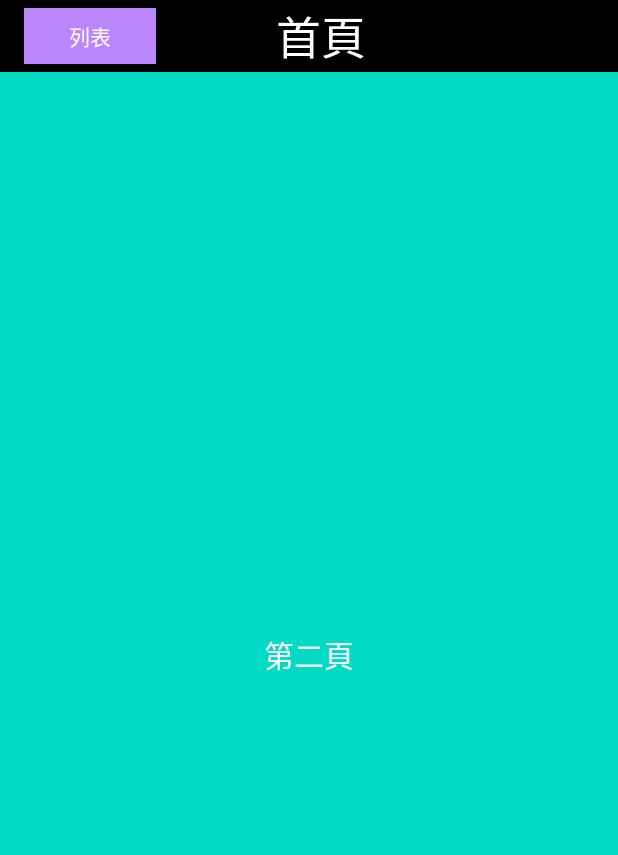
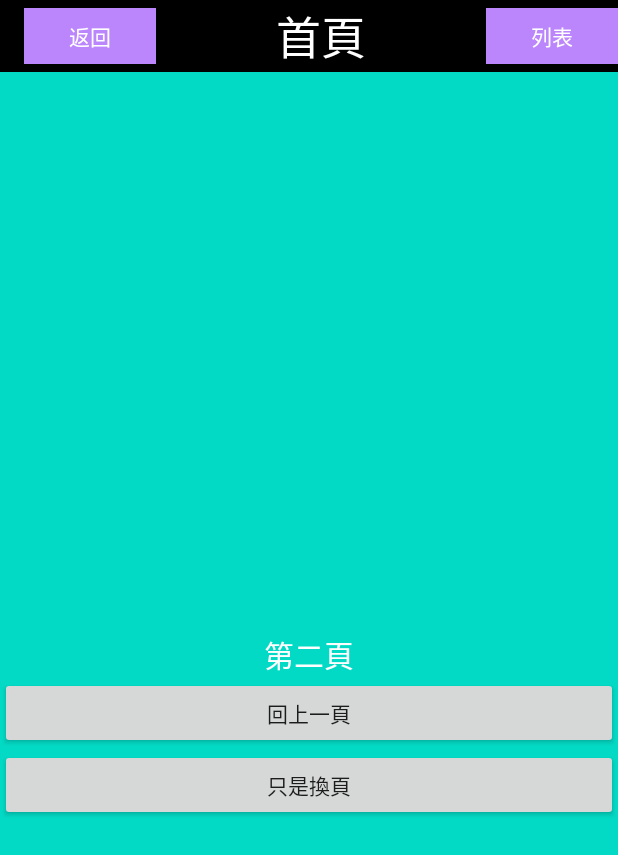
Before and after one commit to JasonKotlin/JasonKotlinExercise, an Android app: the fragment ClickExerciseFragment placed in its activity, on a phone screen of 412 x 824 dp. Shown: the top 855 px of the screen. Run offline under Robolectric (Android 15) with nearby library versions, the phone set to English and light mode, and no system bars; our stand-ins replace data binding.

Commit message:
1. ToolBar修改 2. 新增一些 color 在 xml 裡 3. 切換 fragment 時，多判斷是不是要做 pop 動作 4. 修正程式開起來後，按返回還會看到白畫面問題

```diff
--- a/app/src/main/java/com/example/jasonkotlin/MainActivity.kt
+++ b/app/src/main/java/com/example/jasonkotlin/MainActivity.kt
@@ -13,7 +13,7 @@ import com.example.jasonkotlin.view.HomeFragment
 class MainActivity : BaseActivity() {
     override fun onCreate(savedInstanceState: Bundle?) {
         super.onCreate(savedInstanceState)
-        transactionFragment(HomeFragment(),false)
+        transactionFragment(HomeFragment(),false, isPop = false)
     }
 
     fun progressbarClick(view: View) {
--- a/app/src/main/java/com/example/jasonkotlin/baseclass/BaseActivity.kt
+++ b/app/src/main/java/com/example/jasonkotlin/baseclass/BaseActivity.kt
@@ -3,14 +3,34 @@ package com.example.jasonkotlin.baseclass
 import android.content.Context
 import android.os.Bundle
 import android.util.AttributeSet
+import android.util.Log
 import android.view.View
+import androidx.activity.viewModels
 import androidx.appcompat.app.AppCompatActivity
+import androidx.databinding.DataBindingUtil
 import com.example.jasonkotlin.R
+import com.example.jasonkotlin.databinding.ActivityMainBinding
+import com.example.jasonkotlin.viewmodel.ChangeViewModel
 
 open class BaseActivity : AppCompatActivity() {
+    val viewModel by viewModels<ChangeViewModel>()
+    lateinit var mBinding: ActivityMainBinding
     override fun onCreate(savedInstanceState: Bundle?) {
         super.onCreate(savedInstanceState)
-        setContentView(R.layout.activity_main)
+        mBinding = DataBindingUtil.setContentView(this, R.layout.activity_main)
+        mBinding.apply {
+            lifecycleOwner = this@BaseActivity
+            toolbarViewModel = viewModel
+            back.setOnClickListener(View.OnClickListener {
+                if(supportFragmentManager.backStackEntryCount > 0)
+                    supportFragmentManager.popBackStack()
+                else{
+                    finish()
+                }
+            })
+        }
+
+        setContentView(mBinding.root)
     }
 
     override fun onCreateView(
@@ -22,9 +42,12 @@ open class BaseActivity : AppCompatActivity() {
         return super.onCreateView(parent, name, context, attrs)
     }
 
-    fun transactionFragment(fragment: BaseFragment, isAdd: Boolean) {
+    fun transactionFragment(fragment: BaseFragment, isAdd: Boolean, isPop: Boolean) {
         val fragmentTransaction = supportFragmentManager.beginTransaction()
-        if (isAdd) {
+        if(isPop && supportFragmentManager.backStackEntryCount > 0) {
+            supportFragmentManager.popBackStack()
+            return
+        } else if (isAdd) {
             if (!fragment.isAdded) {
                 fragmentTransaction.add(R.id.base_main_container, fragment)
                 fragmentTransaction.addToBackStack(fragment.javaClass.name)
@@ -34,7 +57,7 @@ open class BaseActivity : AppCompatActivity() {
         } else {
             fragmentTransaction.replace(R.id.base_main_container, fragment)
         }
-        fragmentTransaction.addToBackStack(fragment.javaClass.name)
+
         fragmentTransaction.commitAllowingStateLoss()
     }
 }
--- a/app/src/main/java/com/example/jasonkotlin/view/ClickExerciseFragment.kt
+++ b/app/src/main/java/com/example/jasonkotlin/view/ClickExerciseFragment.kt
@@ -1,20 +1,17 @@
 package com.example.jasonkotlin.view
 
-import android.graphics.Color
 import android.os.Bundle
-import androidx.fragment.app.Fragment
 import android.view.LayoutInflater
 import android.view.View
 import android.view.ViewGroup
-import android.widget.Button
 import androidx.fragment.app.viewModels
-import com.example.jasonkotlin.R
+import androidx.lifecycle.Observer
 import com.example.jasonkotlin.baseclass.BaseFragment
 import com.example.jasonkotlin.databinding.FragmentClickExerciseBinding
-import com.example.kotlin_base_demo.viewmmodel.SampleDataViewModel
+import com.example.jasonkotlin.viewmodel.ChangeViewModel
 
 class ClickExerciseFragment : BaseFragment() {
-    val mViewModel by viewModels<SampleDataViewModel>()
+    private val mViewModel by viewModels<ChangeViewModel>()
     lateinit var mBinding: FragmentClickExerciseBinding
 
     override fun onCreate(savedInstanceState: Bundle?) {
@@ -36,5 +33,20 @@ class ClickExerciseFragment : BaseFragment() {
 
     override fun onViewCreated(view: View, savedInstanceState: Bundle?) {
         super.onViewCreated(view, savedInstanceState)
+        setObserver()
+    }
+
+    private fun setObserver() {
+        mViewModel.popBackStack.observe(viewLifecycleOwner, Observer {
+            if (it) {
+                getBaseActivity().supportFragmentManager.popBackStack()
+            }
+        })
+
+        mViewModel.changeClickEvent.observe(viewLifecycleOwner, Observer {
+            if(it){
+                getBaseActivity().transactionFragment(HomeFragment(), true, isPop = false)
+            }
+        })
     }
 }
--- a/app/src/main/java/com/example/jasonkotlin/view/HomeFragment.kt
+++ b/app/src/main/java/com/example/jasonkotlin/view/HomeFragment.kt
@@ -1,20 +1,17 @@
 package com.example.jasonkotlin.view
 
-import android.graphics.Color
 import android.os.Bundle
 import android.view.LayoutInflater
 import android.view.View
 import android.view.ViewGroup
-import android.widget.Button
 import androidx.fragment.app.viewModels
 import androidx.lifecycle.Observer
 import com.example.jasonkotlin.baseclass.BaseFragment
-import com.example.jasonkotlin.R
 import com.example.jasonkotlin.databinding.FragmentHomeBinding
-import com.example.kotlin_base_demo.viewmmodel.SampleDataViewModel
+import com.example.jasonkotlin.viewmodel.ChangeViewModel
 
 class HomeFragment : BaseFragment() {
-    private val mViewModel by viewModels<SampleDataViewModel>()
+    private val mViewModel by viewModels<ChangeViewModel>()
     lateinit var mBinding: FragmentHomeBinding
 
     override fun onCreate(savedInstanceState: Bundle?) {
@@ -42,7 +39,7 @@ class HomeFragment : BaseFragment() {
     private fun setObserver() {
         mViewModel.changeClickEvent.observe(viewLifecycleOwner, Observer {
             if (it) {
-                getBaseActivity().transactionFragment(ClickExerciseFragment(), false)
+                getBaseActivity().transactionFragment(ClickExerciseFragment(), true, isPop = false)
             }
         })
     }
--- /dev/null
+++ b/app/src/main/java/com/example/jasonkotlin/viewmodel/ChangeViewModel.kt
@@ -0,0 +1,18 @@
+package com.example.jasonkotlin.viewmodel
+
+import SingleLiveEvent
+import androidx.lifecycle.ViewModel
+
+class ChangeViewModel : ViewModel() {
+    //SingleliveEvent<>() 用來監聽變動時使用
+    val changeClickEvent = SingleLiveEvent<Boolean>()
+    val popBackStack = SingleLiveEvent<Boolean>()
+
+    fun changeView() {
+        changeClickEvent.value = true
+    }
+
+    fun popView(){
+        popBackStack.value = true
+    }
+}
--- a/app/src/main/java/com/example/jasonkotlin/viewmodel/SampleDataViewModel.kt
+++ /dev/null
@@ -1,11 +0,0 @@
-package com.example.kotlin_base_demo.viewmmodel
-
-import SingleLiveEvent
-import androidx.lifecycle.ViewModel
-
-class SampleDataViewModel : ViewModel() {
-    val changeClickEvent = SingleLiveEvent<Boolean>()
-    fun changeView() {
-        changeClickEvent.value = true
-    }
-}
--- a/app/src/main/res/layout/activity_main.xml
+++ b/app/src/main/res/layout/activity_main.xml
@@ -1,7 +1,15 @@
 <?xml version="1.0" encoding="utf-8"?>
-<LinearLayout xmlns:android="http://schemas.android.com/apk/res/android"
+<layout xmlns:android="http://schemas.android.com/apk/res/android"
     xmlns:app="http://schemas.android.com/apk/res-auto"
-    xmlns:tools="http://schemas.android.com/tools"
+    xmlns:tools="http://schemas.android.com/tools">
+
+    <data>
+        <variable
+            name="toolbarViewModel"
+            type="com.example.jasonkotlin.viewmodel.ChangeViewModel" />
+    </data>
+
+    <LinearLayout
         android:layout_width="match_parent"
         android:layout_height="match_parent"
         android:orientation="vertical"
@@ -11,11 +19,32 @@
             android:id="@+id/tool_bar"
             android:layout_width="match_parent"
             android:layout_height="48dp"
-        android:background="@color/black" >
+            android:background="@color/black">
 
             <RelativeLayout
                 android:layout_width="match_parent"
                 android:layout_height="match_parent">
+
+                <Button
+                    android:id="@+id/back"
+                    android:layout_width="wrap_content"
+                    android:layout_height="wrap_content"
+                    android:text="返回"
+                    android:textColor="@color/white"
+                    android:layout_alignParentLeft="true"
+                    android:layout_marginTop="5dp"
+                    android:layout_marginBottom="5dp"
+                    android:background="@color/purple_200" />
+
+                <TextView
+                    android:id="@+id/tool_bar_title"
+                    android:layout_width="wrap_content"
+                    android:layout_height="wrap_content"
+                    android:gravity="center"
+                    android:text="首頁"
+                    android:textSize="30dp"
+                    android:textColor="@color/white"
+                    android:layout_centerInParent="true" />
 
                 <Button
                     android:id="@+id/list_item"
@@ -26,22 +55,13 @@
                     android:layout_marginTop="5dp"
                     android:layout_marginBottom="5dp"
                     android:background="@color/purple_200"
-                android:layout_alignParentLeft="true"/>
-
-            <TextView
-                android:id="@+id/tool_bar_title"
-                android:layout_width="wrap_content"
-                android:layout_height="wrap_content"
-                android:gravity="center"
-                android:text="首頁"
-                android:textSize="30dp"
-                android:textColor="@color/white"
-                android:layout_centerInParent="true"/>
+                    android:layout_alignParentRight="true" />
             </RelativeLayout>
         </androidx.appcompat.widget.Toolbar>
 
         <FrameLayout
             android:id="@+id/base_main_container"
             android:layout_width="match_parent"
-        android:layout_height="match_parent"/>
+            android:layout_height="match_parent" />
     </LinearLayout>
+</layout>
--- a/app/src/main/res/layout/fragment_click_exercise.xml
+++ b/app/src/main/res/layout/fragment_click_exercise.xml
@@ -5,7 +5,7 @@
     <data>
         <variable
             name="viewModel"
-            type="com.example.kotlin_base_demo.viewmmodel.SampleDataViewModel" />
+            type="com.example.jasonkotlin.viewmodel.ChangeViewModel" />
     </data>
 
     <androidx.constraintlayout.widget.ConstraintLayout
@@ -14,6 +14,7 @@
         android:background="@color/teal_200">
 
         <TextView
+            android:id="@+id/center_txt"
             android:layout_width="wrap_content"
             android:layout_height="wrap_content"
             android:text="第二頁"
@@ -24,5 +25,25 @@
             app:layout_constraintStart_toStartOf="parent"
             app:layout_constraintTop_toTopOf="parent" />
 
+        <Button
+            android:id="@+id/pop_fragment"
+            android:layout_width="match_parent"
+            android:layout_height="wrap_content"
+            android:text="回上一頁"
+            android:onClick="@{()->viewModel.popView()}"
+            app:layout_constraintTop_toBottomOf="@+id/center_txt"
+            app:layout_constraintStart_toStartOf="parent"
+            app:layout_constraintEnd_toEndOf="parent"/>
+
+        <Button
+            android:id="@+id/change_fragment"
+            android:layout_width="match_parent"
+            android:layout_height="wrap_content"
+            android:text="只是換頁"
+            android:onClick="@{()->viewModel.changeView()}"
+            app:layout_constraintTop_toBottomOf="@+id/pop_fragment"
+            app:layout_constraintStart_toStartOf="parent"
+            app:layout_constraintEnd_toEndOf="parent"/>
+
     </androidx.constraintlayout.widget.ConstraintLayout>
 </layout>
--- a/app/src/main/res/layout/fragment_home.xml
+++ b/app/src/main/res/layout/fragment_home.xml
@@ -5,13 +5,13 @@
     <data>
         <variable
             name="viewModel"
-            type="com.example.kotlin_base_demo.viewmmodel.SampleDataViewModel" />
+            type="com.example.jasonkotlin.viewmodel.ChangeViewModel" />
     </data>
 
     <androidx.constraintlayout.widget.ConstraintLayout
         android:layout_width="match_parent"
         android:layout_height="match_parent"
-        android:background="@color/black">
+        android:background="@color/design_default_color_error">
 
         <Button
             android:id="@+id/change_page_btn"
--- a/app/src/main/res/values/colors.xml
+++ b/app/src/main/res/values/colors.xml
@@ -7,4 +7,7 @@
     <color name="teal_700">#FF018786</color>
     <color name="black">#FF000000</color>
     <color name="white">#FFFFFFFF</color>
+    <color name="yellow">#ffffff00</color>
+    <color name="red">#ffff0000</color>
+    <color name="blue">#0000FF</color>
 </resources>
```
Lines whose indentation alone changed are shown as unchanged.
